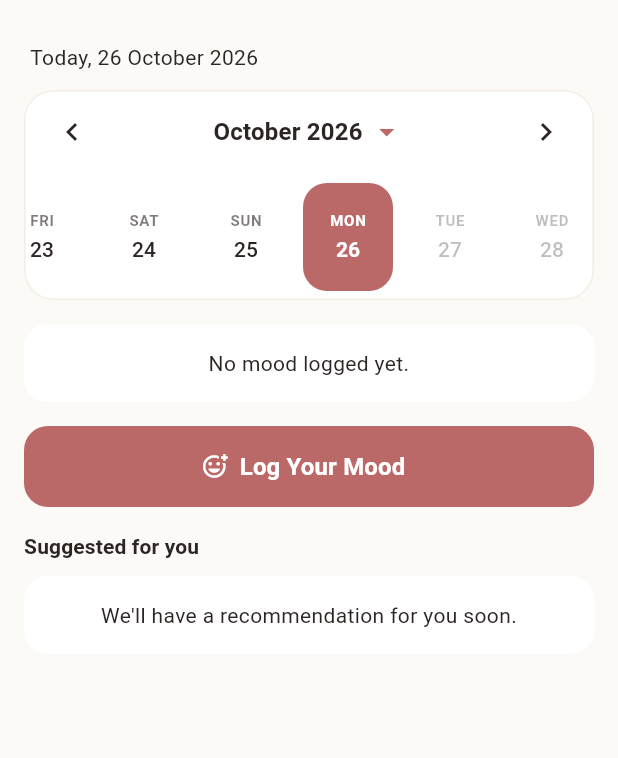
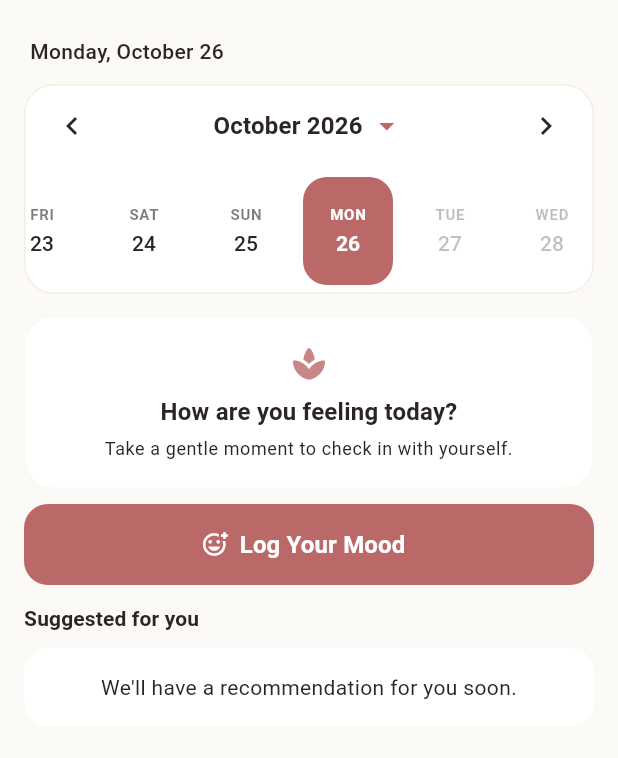
Before and after one commit to Owencasabuena/mom-ease, a Flutter app: the MoodTrackerScreen screen opened directly, on a phone screen of 412 x 824 dp, the part 60-818 px from its top. Run offline on Flutter 3.47's test engine with Material 3 defaults, Android fonts, the phone set to English and light mode, and no system bars; our stand-ins replace connectivity_plus, firebase_auth, firebase_core, flutter_secure_storage, google_sign_in, hive and 4 more; accounts and stored records are empty.

Commit message:
style(mood): change the visual hierarchy. Emphasizing the mood

```diff
--- a/lib/features/mood/screens/mood_tracker_screen.dart
+++ b/lib/features/mood/screens/mood_tracker_screen.dart
@@ -94,14 +94,29 @@ class _DateHeader extends StatelessWidget {
         mood.selectedDate.day == today.day;
 
     return Padding(
-      padding: const EdgeInsets.fromLTRB(20, 12, 20, 4),
-      child: Text(
-        isToday
-            ? 'Today, ${DateFormat('d MMMM yyyy').format(today)}'
-            : DateFormat('EEEE, d MMMM yyyy').format(mood.selectedDate),
+      padding: const EdgeInsets.fromLTRB(20, 8, 20, 4),
+      child: Row(
+        children: [
+          Text(
+            DateFormat('EEEE, MMMM d').format(mood.selectedDate),
             style: theme.textTheme.bodyMedium?.copyWith(
               color: theme.colorScheme.onSurfaceVariant,
+              fontWeight: FontWeight.w500,
             ),
+          ),
+          if (!isToday) ...[
+            const Spacer(),
+            TextButton.icon(
+              onPressed: () => mood.selectDate(today),
+              icon: const Icon(Icons.today_rounded, size: 16),
+              label: const Text('Today'),
+              style: TextButton.styleFrom(
+                visualDensity: VisualDensity.compact,
+                padding: const EdgeInsets.symmetric(horizontal: 8, vertical: 2),
+              ),
+            ),
+          ],
+        ],
       ),
     );
   }
@@ -113,11 +128,17 @@ class _SelectedDayCard extends StatelessWidget {
     final mood = context.watch<MoodProvider>();
     final theme = Theme.of(context);
     final entry = mood.selectedEntry;
+    final today = DateTime.now();
+    final isToday = mood.selectedDate.year == today.year &&
+        mood.selectedDate.month == today.month &&
+        mood.selectedDate.day == today.day;
 
+    // Case 1: No mood logged yet for selected date
     if (entry == null) {
       final isFuture = mood.isFutureDate;
+      if (isFuture) {
         return Padding(
-        padding: const EdgeInsets.symmetric(horizontal: 16, vertical: 8),
+          padding: const EdgeInsets.symmetric(horizontal: 16, vertical: 6),
           child: Container(
             padding: const EdgeInsets.all(16),
             decoration: BoxDecoration(
@@ -125,9 +146,7 @@ class _SelectedDayCard extends StatelessWidget {
               borderRadius: BorderRadius.circular(16),
             ),
             child: Text(
-            isFuture
-                ? 'You can log your mood when this day arrives.'
-                : 'No mood logged yet.',
+              'You can log your mood when this day arrives.',
               style: theme.textTheme.bodyMedium?.copyWith(
                 color: theme.colorScheme.onSurfaceVariant,
               ),
@@ -137,15 +156,58 @@ class _SelectedDayCard extends StatelessWidget {
         );
       }
 
+      // Warm, inviting prompt to check in
+      return Padding(
+        padding: const EdgeInsets.symmetric(horizontal: 16, vertical: 6),
+        child: Container(
+          width: double.infinity,
+          padding: const EdgeInsets.all(18),
+          decoration: BoxDecoration(
+            color: theme.colorScheme.surfaceContainerLow,
+            borderRadius: BorderRadius.circular(20),
+            border: Border.all(
+              color: theme.colorScheme.outlineVariant.withValues(alpha: 0.4),
+            ),
+          ),
+          child: Column(
+            children: [
+              Icon(
+                Icons.spa_rounded,
+                size: 26,
+                color: theme.colorScheme.primary.withValues(alpha: 0.8),
+              ),
+              const SizedBox(height: 8),
+              Text(
+                isToday ? 'How are you feeling today?' : 'How were you feeling?',
+                style: theme.textTheme.titleMedium?.copyWith(
+                  fontWeight: FontWeight.bold,
+                ),
+                textAlign: TextAlign.center,
+              ),
+              const SizedBox(height: 4),
+              Text(
+                'Take a gentle moment to check in with yourself.',
+                style: theme.textTheme.bodySmall?.copyWith(
+                  color: theme.colorScheme.onSurfaceVariant,
+                ),
+                textAlign: TextAlign.center,
+              ),
+            ],
+          ),
+        ),
+      );
+    }
+
+    // Case 2: Mood logged (Today's Mood Hero Card)
     final entryMood = entry.mood;
     return Padding(
-      padding: const EdgeInsets.symmetric(horizontal: 16, vertical: 8),
+      padding: const EdgeInsets.symmetric(horizontal: 16, vertical: 6),
       child: Card(
         elevation: 0,
         color: entryMood.color.withValues(alpha: 0.12),
         shape: RoundedRectangleBorder(
           borderRadius: BorderRadius.circular(20),
-          side: BorderSide(color: entryMood.color.withValues(alpha: 0.4)),
+          side: BorderSide(color: entryMood.color.withValues(alpha: 0.35)),
         ),
         child: Padding(
           padding: const EdgeInsets.all(16),
@@ -174,48 +236,59 @@ class _SelectedDayCard extends StatelessWidget {
                     child: Column(
                       crossAxisAlignment: CrossAxisAlignment.start,
                       children: [
-                        Text('Your mood',
+                        Text(
+                          isToday
+                              ? "Today's mood"
+                              : DateFormat('MMMM d').format(mood.selectedDate),
                           style: theme.textTheme.labelMedium?.copyWith(
                             color: theme.colorScheme.onSurfaceVariant,
-                            )),
-                        Text(entryMood.label,
-                            style: theme.textTheme.titleMedium?.copyWith(
+                          ),
+                        ),
+                        Text(
+                          entryMood.label,
+                          style: theme.textTheme.titleLarge?.copyWith(
                             fontWeight: FontWeight.bold,
-                            )),
+                            color: entryMood.color,
+                          ),
+                        ),
                         if (entry.note != null && entry.note!.isNotEmpty) ...[
                           const SizedBox(height: 4),
-                          Text(entry.note!,
+                          Text(
+                            entry.note!,
                             style: theme.textTheme.bodySmall?.copyWith(
                               color: theme.colorScheme.onSurfaceVariant,
                             ),
                             maxLines: 2,
-                              overflow: TextOverflow.ellipsis),
+                            overflow: TextOverflow.ellipsis,
+                          ),
                         ],
                       ],
                     ),
                   ),
                 ],
               ),
-              const SizedBox(height: 10),
+              const SizedBox(height: 12),
               Divider(height: 1, color: entryMood.color.withValues(alpha: 0.2)),
-              const SizedBox(height: 6),
+              const SizedBox(height: 8),
+              // Actions row: Update Mood (secondary button) + Add Journal Entry (tertiary link)
               Row(
                 children: [
-                  Icon(
-                    Icons.edit_note_rounded,
-                    size: 16,
-                    color: theme.colorScheme.onSurfaceVariant,
+                  OutlinedButton.icon(
+                    onPressed: () => showLogMoodSheet(context,
+                        preselected: entryMood),
+                    icon: const Icon(Icons.edit_outlined, size: 16),
+                    label: const Text('Update Mood'),
+                    style: OutlinedButton.styleFrom(
+                      minimumSize: const Size(0, 38),
+                      visualDensity: VisualDensity.compact,
+                      padding: const EdgeInsets.symmetric(horizontal: 12),
+                      shape: RoundedRectangleBorder(
+                        borderRadius: BorderRadius.circular(12),
                       ),
-                  const SizedBox(width: 6),
-                  Text(
-                    'Want to write about it?',
-                    style: theme.textTheme.bodySmall?.copyWith(
-                      color: theme.colorScheme.onSurfaceVariant,
-                      fontWeight: FontWeight.w500,
                     ),
                   ),
                   const Spacer(),
-                  TextButton(
+                  TextButton.icon(
                     onPressed: () {
                       Navigator.of(context).push(
                         MaterialPageRoute(
@@ -226,11 +299,17 @@ class _SelectedDayCard extends StatelessWidget {
                         ),
                       );
                     },
+                    icon: Icon(
+                      Icons.edit_note_rounded,
+                      size: 18,
+                      color: theme.colorScheme.onSurfaceVariant,
+                    ),
+                    label: const Text('Add Journal Entry'),
                     style: TextButton.styleFrom(
                       visualDensity: VisualDensity.compact,
-                      padding: const EdgeInsets.symmetric(horizontal: 8, vertical: 4),
+                      foregroundColor: theme.colorScheme.onSurfaceVariant,
+                      padding: const EdgeInsets.symmetric(horizontal: 8),
                     ),
-                    child: const Text('Add Journal Entry'),
                   ),
                 ],
               ),
@@ -247,18 +326,22 @@ class _LogButton extends StatelessWidget {
   Widget build(BuildContext context) {
     final mood = context.watch<MoodProvider>();
     final isFuture = mood.isFutureDate;
+    if (isFuture) return const SizedBox.shrink();
+
+    // When mood is already logged, the update button is already cleanly integrated inside _SelectedDayCard
+    if (mood.selectedEntry != null) {
+      return const SizedBox.shrink();
+    }
 
     return Padding(
-      padding: const EdgeInsets.symmetric(horizontal: 16, vertical: 8),
+      padding: const EdgeInsets.symmetric(horizontal: 16, vertical: 4),
       child: FilledButton.icon(
-        onPressed: isFuture
-            ? null
-            : () => showLogMoodSheet(context,
+        onPressed: () => showLogMoodSheet(context,
             preselected: mood.selectedEntry?.mood),
         icon: const Icon(Icons.add_reaction_outlined),
-        label: Text(
-          mood.selectedEntry == null ? 'Log Your Mood' : 'Update Mood',
-          style: const TextStyle(
+        label: const Text(
+          'Log Your Mood',
+          style: TextStyle(
               fontSize: 16, fontWeight: FontWeight.bold),
         ),
         style: FilledButton.styleFrom(
--- a/lib/features/mood/widgets/calendar_view.dart
+++ b/lib/features/mood/widgets/calendar_view.dart
@@ -88,7 +88,9 @@ class _CalendarViewState extends State<CalendarView> {
                                     borderRadius: BorderRadius.circular(10),
                                   ),
                                   child: Text(
-                                    '$totalCheckIns logged',
+                                    totalCheckIns == 1
+                                        ? '1 check-in'
+                                        : '$totalCheckIns check-ins',
                                     style:
                                         theme.textTheme.labelSmall?.copyWith(
                                       color: theme
```
Also changed, not shown: 1 other file. Lines whose indentation alone changed are shown as unchanged.
